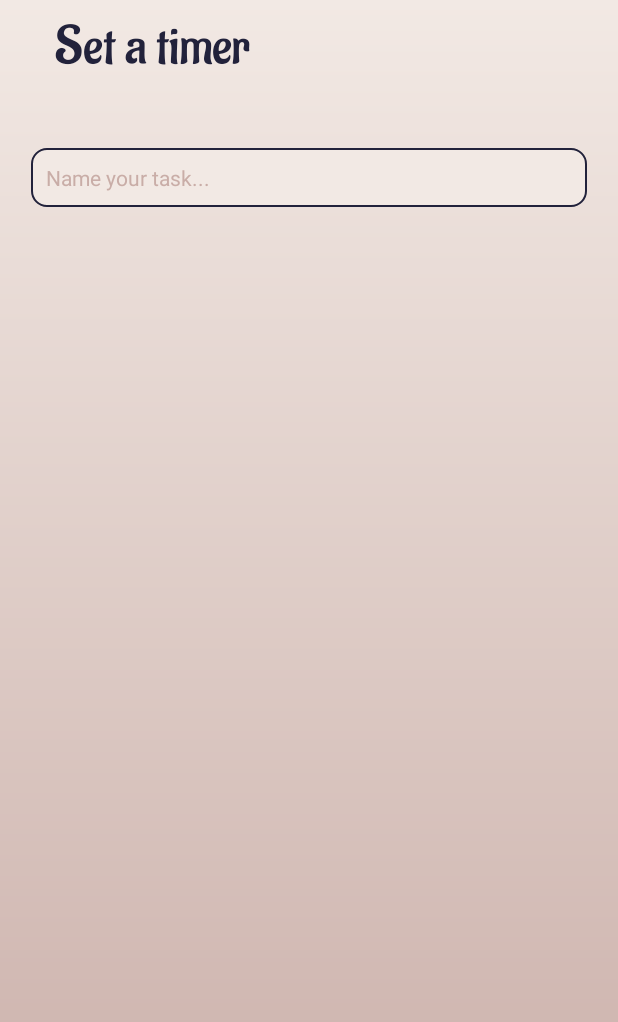
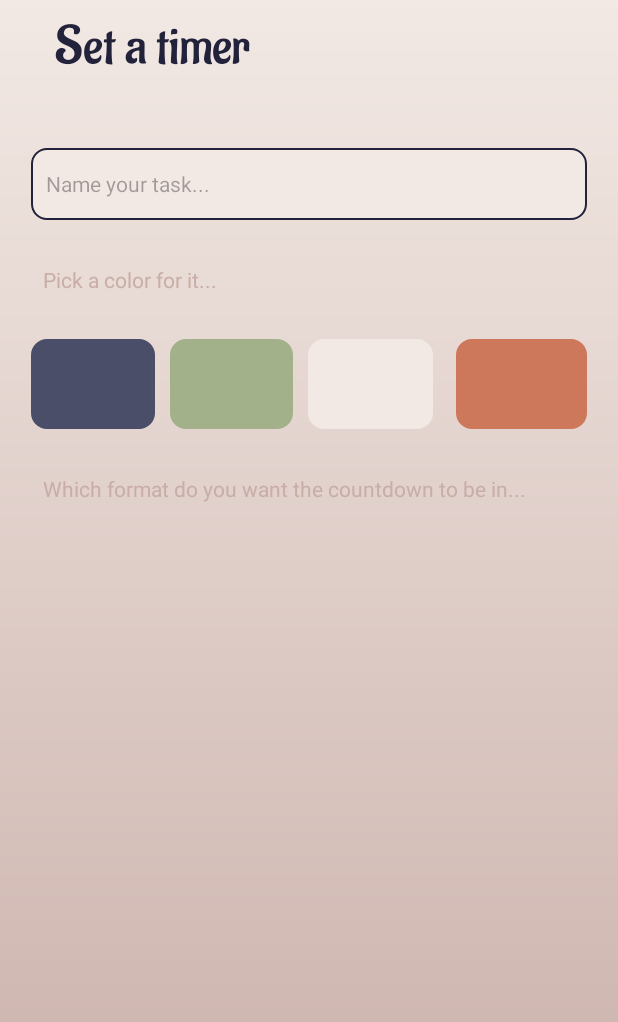
Before and after one commit to blarbee/deadline_countdown, an Android app: the TaskActivity screen opened directly, with no data from a screen before it, on a phone screen of 412 x 824 dp. Shown: the top 1022 px of the screen. Run offline under Robolectric (Android 15) with nearby library versions, the phone set to English and light mode, and no system bars.

Commit message:
Add color pick options in TaskActivity

```diff
--- a/app/src/main/res/layout/activity_task.xml
+++ b/app/src/main/res/layout/activity_task.xml
@@ -24,16 +24,119 @@
     </androidx.appcompat.widget.Toolbar>
 
     <EditText
+        android:id="@+id/settings_color_option"
         style="@style/inputs"
-        android:id="@+id/settings_color_option"
         android:layout_width="0dp"
-        android:layout_height="wrap_content"
-        android:text="Name your task..."
+        android:layout_height="48dp"
+        android:autofillHints=""
+        android:hint="Name your task..."
+        android:inputType="text"
         app:layout_constraintLeft_toRightOf="@id/left_guideline"
         app:layout_constraintRight_toLeftOf="@id/right_guideline"
         app:layout_constraintTop_toBottomOf="@id/top_guideline"
         />
 
+    <TextView
+        android:id="@+id/pick_color"
+        android:layout_width="wrap_content"
+        android:layout_height="wrap_content"
+        android:text="Pick a color for it..."
+        android:layout_marginTop="30dp"
+        android:textColor="@color/og_cream"
+
+        app:layout_constraintTop_toBottomOf="@id/settings_color_option"
+        app:layout_constraintLeft_toRightOf="@id/left_text_guideline" />
+
+        <androidx.constraintlayout.widget.ConstraintLayout
+            android:id="@+id/color_layout"
+            android:layout_width="0dp"
+            android:layout_height="60dp"
+            android:layout_marginTop="30dp"
+
+            app:layout_constraintTop_toBottomOf="@id/pick_color"
+            app:layout_constraintLeft_toRightOf="@id/left_guideline"
+            app:layout_constraintRight_toLeftOf="@id/right_guideline">
+            <ImageView
+                android:id="@+id/task_color_1"
+                android:layout_width="0dp"
+                android:layout_height="match_parent"
+                android:layout_marginRight="10dp"
+                android:background="@drawable/task_background"
+                android:backgroundTint="@color/og_grey"
+                android:contentDescription="TODO"
+                app:layout_constraintLeft_toLeftOf="parent"
+                app:layout_constraintRight_toLeftOf="@id/left_guideline_2"
+                tools:ignore="MissingConstraints" />
+            <ImageView
+                android:id="@+id/task_color_2"
+                android:layout_width="0dp"
+                android:layout_height="match_parent"
+                android:layout_marginRight="10dp"
+                android:background="@drawable/task_background"
+                android:backgroundTint="@color/og_green"
+                android:contentDescription="TODO"
+                app:layout_constraintLeft_toRightOf="@id/left_guideline_2"
+                app:layout_constraintRight_toLeftOf="@id/central_guideline_"
+                tools:ignore="MissingConstraints" />
+            <ImageView
+                android:id="@+id/task_color_3"
+                android:layout_width="00dp"
+                android:layout_height="match_parent"
+                android:layout_marginRight="10dp"
+                android:background="@drawable/task_background"
+                android:backgroundTint="@color/og_white"
+                android:contentDescription="TODO"
+                app:layout_constraintLeft_toRightOf="@id/central_guideline_"
+                app:layout_constraintRight_toLeftOf="@id/right_guideline_2"
+                tools:ignore="MissingConstraints" />
+            <ImageView
+                android:id="@+id/task_color_4"
+                android:layout_width="00dp"
+                android:layout_height="match_parent"
+                android:layout_marginStart="5dp"
+                android:background="@drawable/task_background"
+                android:backgroundTint="@color/og_orange"
+                android:contentDescription="TODO"
+                app:layout_constraintLeft_toRightOf="@id/task_color_3"
+
+                app:layout_constraintRight_toRightOf="parent"
+                app:layout_constraintLeft_toLeftOf="@id/right_guideline_2"
+                tools:ignore="MissingConstraints" />
+
+            <androidx.constraintlayout.widget.Guideline
+                android:id="@+id/left_guideline_2"
+                android:layout_width="wrap_content"
+                android:layout_height="wrap_content"
+                android:orientation="vertical"
+                app:layout_constraintGuide_percent="0.25"/>
+
+            <androidx.constraintlayout.widget.Guideline
+                android:id="@+id/central_guideline_"
+                android:layout_width="wrap_content"
+                android:layout_height="wrap_content"
+                android:orientation="vertical"
+                app:layout_constraintGuide_begin="185dp" />
+            <androidx.constraintlayout.widget.Guideline
+                android:id="@+id/right_guideline_2"
+                android:layout_width="wrap_content"
+                android:layout_height="wrap_content"
+                android:orientation="vertical"
+                app:layout_constraintGuide_percent="0.75"/>
+
+
+
+
+        </androidx.constraintlayout.widget.ConstraintLayout>
+
+    <TextView
+        android:id="@+id/which"
+        android:layout_width="wrap_content"
+        android:layout_height="wrap_content"
+        android:text="Which format do you want the countdown to be in..."
+        android:layout_marginTop="30dp"
+        android:textColor="@color/og_cream"
+        app:layout_constraintTop_toBottomOf="@id/color_layout"
+        app:layout_constraintLeft_toLeftOf="@id/left_text_guideline"/>
 
 
 
@@ -66,11 +169,21 @@
         app:layout_constraintGuide_percent="0.95"/>
 
     <androidx.constraintlayout.widget.Guideline
+        android:id="@+id/left_text_guideline"
+        android:layout_width="wrap_content"
+        android:layout_height="wrap_content"
+        android:orientation="vertical"
+        app:layout_constraintGuide_percent="0.07"/>
+
+    <androidx.constraintlayout.widget.Guideline
         android:id="@+id/left_guideline"
         android:layout_width="wrap_content"
         android:layout_height="wrap_content"
         android:orientation="vertical"
         app:layout_constraintGuide_percent="0.05"/>
+
+
+
 
     <androidx.constraintlayout.widget.Guideline
         android:id="@+id/right_guideline"
@@ -79,4 +192,5 @@
         android:orientation="vertical"
         app:layout_constraintGuide_percent="0.95"/>
 
+
 </androidx.constraintlayout.widget.ConstraintLayout>
--- a/app/src/main/res/values/themes.xml
+++ b/app/src/main/res/values/themes.xml
@@ -34,7 +34,8 @@
 
     <style name="inputs">
         <item name="android:background">@drawable/setting_options_input_bg</item>
-        <item name="android:textColor">@color/og_cream</item>
+        <item name="android:textColor">@color/og_black</item>
+        <item name="hintTextColor">@color/og_cream</item>
         <item name="android:textSize">14sp</item>
         <item name="android:padding">10dp</item>
     </style>
```
